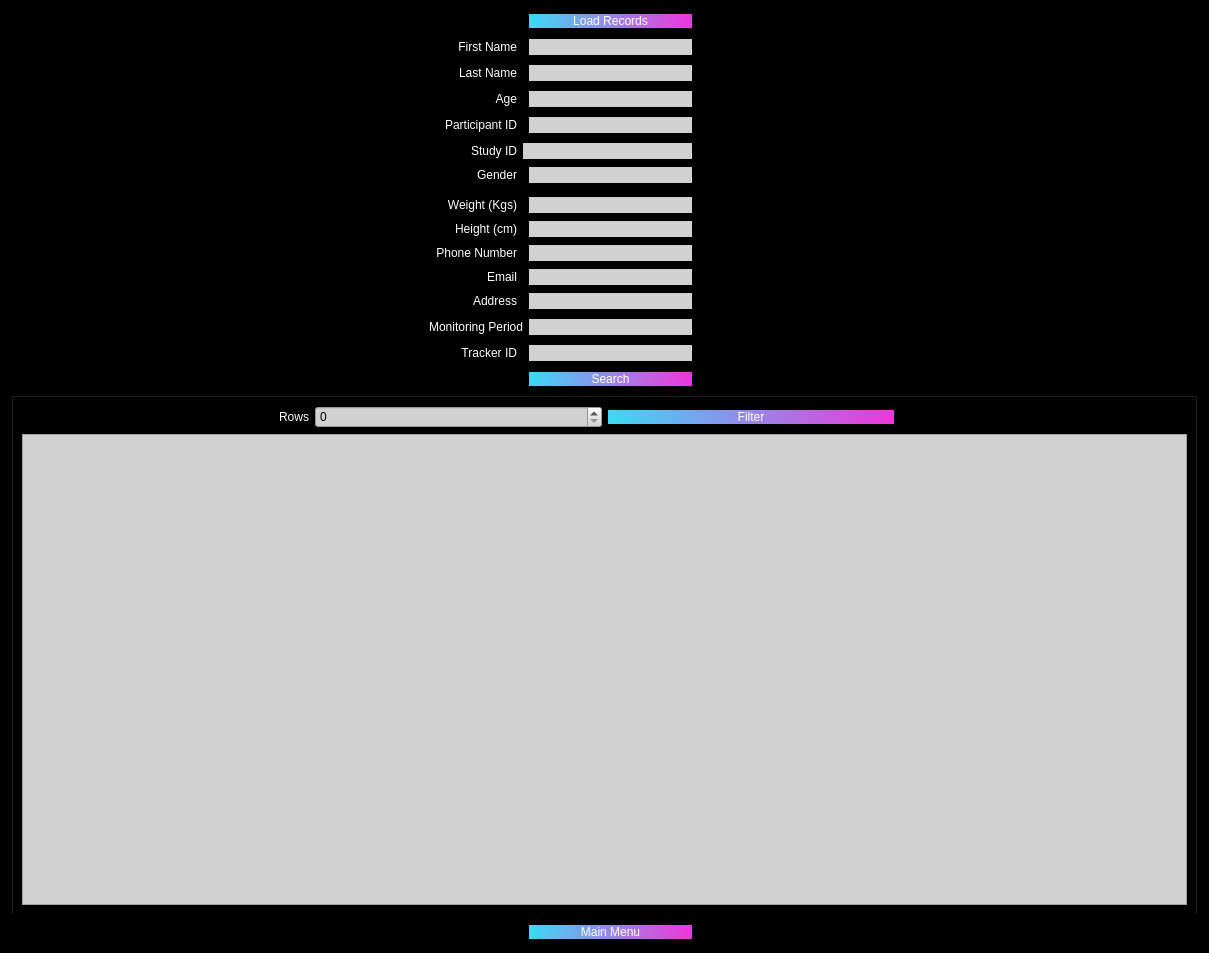
The window that PyQt/pyqt_ui/bed_view_record.ui (zakerl/Capstone_Project) describes before a commit, drawn with Qt 5.
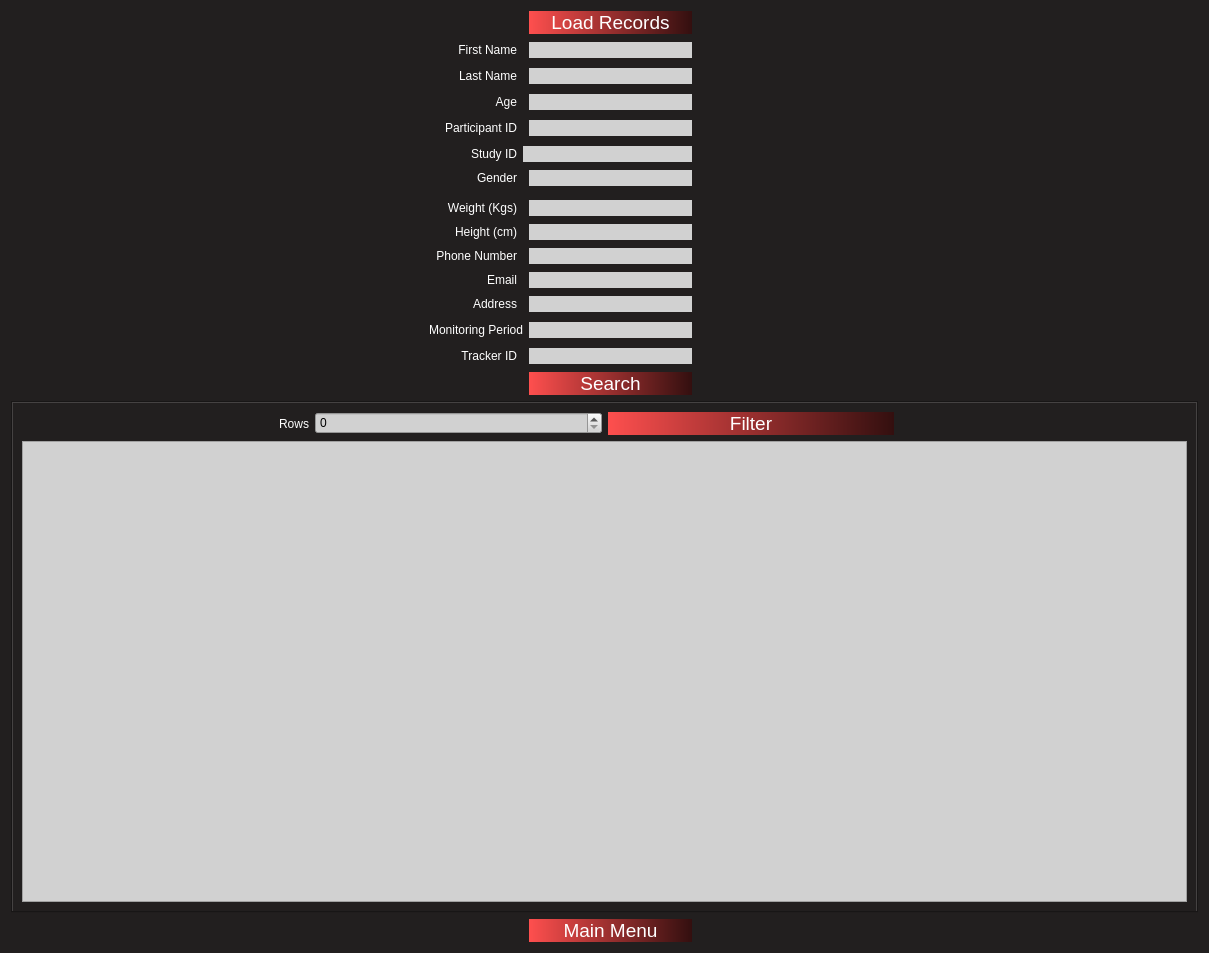
The same window after the commit.

The edit to the form file:
```diff
--- a/PyQt/pyqt_ui/bed_view_record.ui
+++ b/PyQt/pyqt_ui/bed_view_record.ui
@@ -14,7 +14,7 @@
    <string>Record</string>
   </property>
   <property name="styleSheet">
-   <string notr="true">background-color: rgb(0, 0, 0);</string>
+   <string notr="true">background-color: rgb(34, 31, 31);</string>
   </property>
   <layout class="QGridLayout" name="gridLayout">
    <item row="0" column="1" colspan="2">
@@ -33,11 +33,12 @@
    <item row="0" column="5">
     <widget class="QPushButton" name="ButtonOpen">
      <property name="styleSheet">
-      <string notr="true">background-color: qlineargradient(spread:pad, x1:0, y1:0, x2:1, y2:0, stop:0 rgba(61, 217, 245, 255), stop:1 rgba(240, 53, 218, 255));
+      <string notr="true">font-size: 14pt;background-color: qlineargradient(spread:pad, x1:0, y1:0, x2:1, y2:0, stop:0 rgba(254,79,78,255), stop:1 rgba(51,15,15,255));
 font: 9pt &quot;Microsoft YaHei UI&quot;;
 color: rgb(255, 255, 255);
 border-style: solid;
-border-radius: 15px;</string>
+border-radius: 15px;
+</string>
      </property>
      <property name="text">
       <string>Load Records</string>
@@ -645,11 +646,12 @@
    <item row="15" column="5">
     <widget class="QPushButton" name="ButtonSearch">
      <property name="styleSheet">
-      <string notr="true">background-color: qlineargradient(spread:pad, x1:0, y1:0, x2:1, y2:0, stop:0 rgba(61, 217, 245, 255), stop:1 rgba(240, 53, 218, 255));
+      <string notr="true">font-size: 14pt;background-color: qlineargradient(spread:pad, x1:0, y1:0, x2:1, y2:0, stop:0 rgba(254,79,78,255), stop:1 rgba(51,15,15,255));
 font: 9pt &quot;Microsoft YaHei UI&quot;;
 color: rgb(255, 255, 255);
 border-style: solid;
-border-radius: 15px;</string>
+border-radius: 15px;
+</string>
      </property>
      <property name="text">
       <string>Search</string>
@@ -728,11 +730,12 @@
           </font>
          </property>
          <property name="styleSheet">
-          <string notr="true">background-color: qlineargradient(spread:pad, x1:0, y1:0, x2:1, y2:0, stop:0 rgba(61, 217, 245, 255), stop:1 rgba(240, 53, 218, 255));
+          <string notr="true">font-size: 14pt;background-color: qlineargradient(spread:pad, x1:0, y1:0, x2:1, y2:0, stop:0 rgba(254,79,78,255), stop:1 rgba(51,15,15,255));
 font: 9pt &quot;Microsoft YaHei UI&quot;;
 color: rgb(255, 255, 255);
 border-style: solid;
-border-radius: 15px;</string>
+border-radius: 15px;
+</string>
          </property>
          <property name="text">
           <string>Filter</string>
@@ -766,11 +769,12 @@
    <item row="17" column="5">
     <widget class="QPushButton" name="MainMenu">
      <property name="styleSheet">
-      <string notr="true">background-color: qlineargradient(spread:pad, x1:0, y1:0, x2:1, y2:0, stop:0 rgba(61, 217, 245, 255), stop:1 rgba(240, 53, 218, 255));
+      <string notr="true">font-size: 14pt;background-color: qlineargradient(spread:pad, x1:0, y1:0, x2:1, y2:0, stop:0 rgba(254,79,78,255), stop:1 rgba(51,15,15,255));
 font: 9pt &quot;Microsoft YaHei UI&quot;;
 color: rgb(255, 255, 255);
 border-style: solid;
-border-radius: 15px;</string>
+border-radius: 15px;
+</string>
      </property>
      <property name="text">
       <string>Main Menu</string>
```
